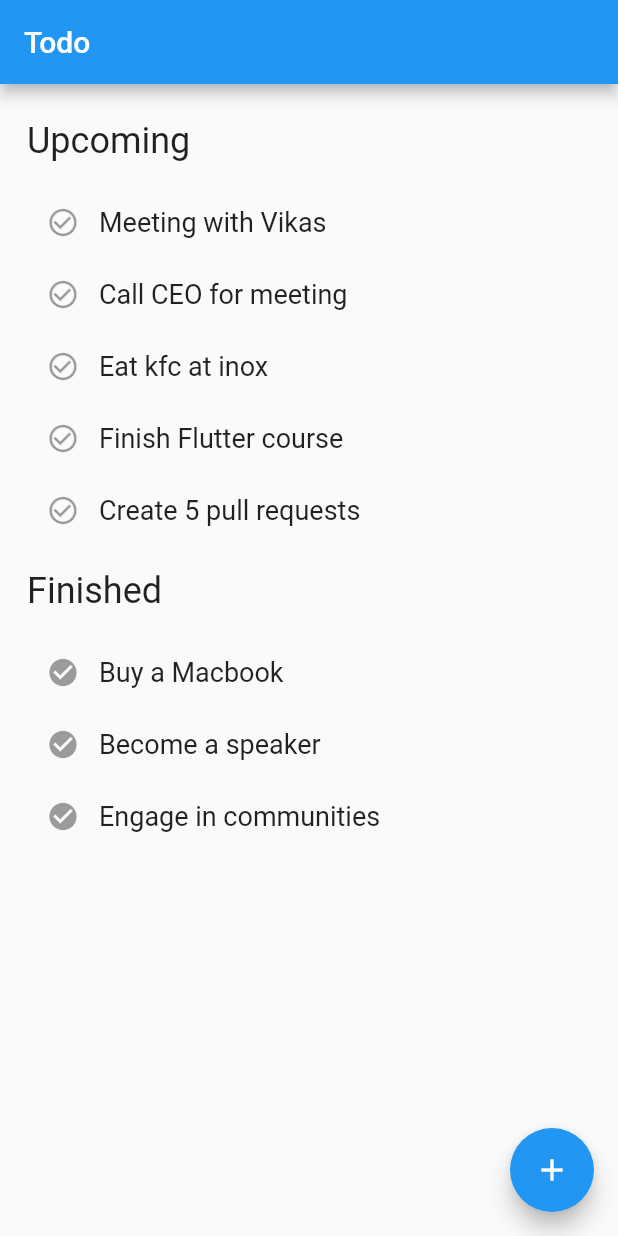
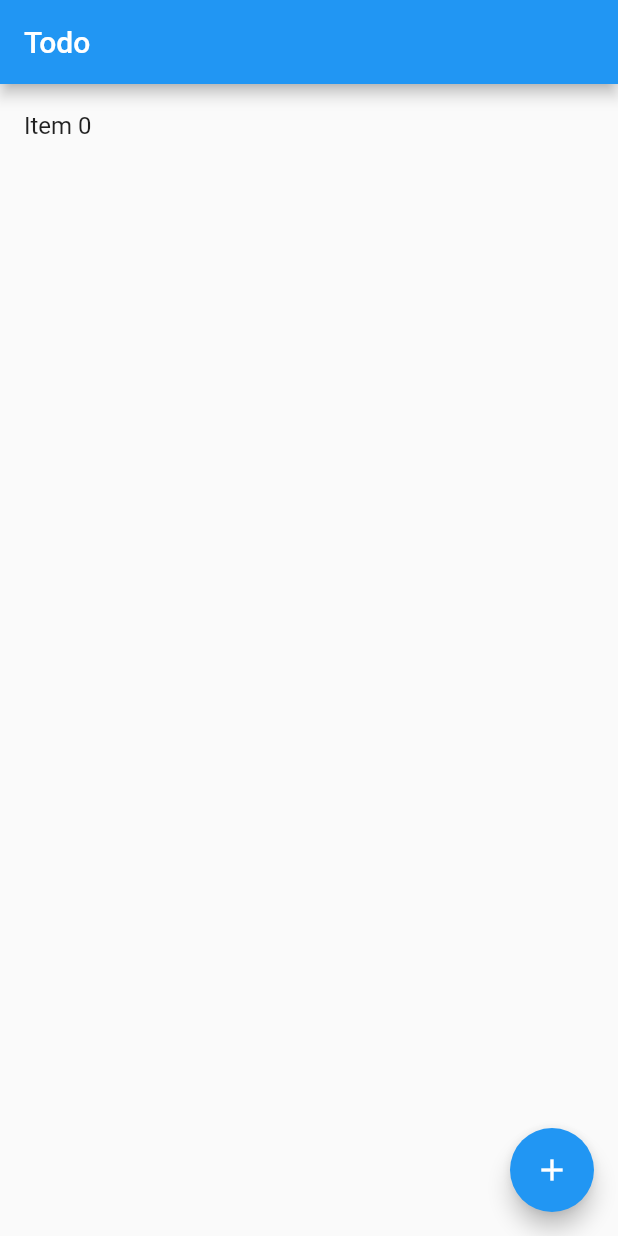
Before and after one commit to raunakhajela/flutter-todolist-app, a Flutter app: the screen it shows after launch, after a tap on the "add" icon, on a phone screen of 412 x 824 dp. Run offline on Flutter 3.47's test engine with Material 2 defaults, Android fonts, the phone set to English and light mode, and no system bars.

Commit message:
Adding items on button click

```diff
--- a/lib/main.dart
+++ b/lib/main.dart
@@ -32,122 +32,155 @@ class MyHomePage extends StatefulWidget {
 }
 
 class _MyHomePageState extends State<MyHomePage> {
-  Padding _buildTodoList() {
-    return new Padding(
-      padding:
-          EdgeInsets.only(top: 24.0, right: 18.0, bottom: 20.0, left: 18.0),
-      child: new Column(
-        crossAxisAlignment: CrossAxisAlignment.start,
-        children: <Widget>[
-          new Text(
-            "Upcoming",
-            style: new TextStyle(fontSize: 24.0),
-          ),
-          new Padding(padding: EdgeInsets.all(8.0)),
-          new Row(
-            children: <Widget>[
-              new IconButton(
-                  icon: new Icon(Icons.check_circle_outline),
-                  onPressed: null,
-                  iconSize: 22.0),
-              new Text(
-                "Meeting with Vikas",
-                style: new TextStyle(fontSize: 18.0),
-              ),
-            ],
-          ),
-          new Row(
-            children: <Widget>[
-              new IconButton(
-                  icon: new Icon(Icons.check_circle_outline),
-                  onPressed: null,
-                  iconSize: 22.0),
-              new Text(
-                "Call CEO for meeting",
-                style: new TextStyle(fontSize: 18.0),
-              ),
-            ],
-          ),
-          new Row(
-            children: <Widget>[
-              new IconButton(
-                  icon: new Icon(Icons.check_circle_outline),
-                  onPressed: null,
-                  iconSize: 22.0),
-              new Text(
-                "Eat kfc at inox",
-                style: new TextStyle(fontSize: 18.0),
-              ),
-            ],
-          ),
-          new Row(
-            children: <Widget>[
-              new IconButton(
-                  icon: new Icon(Icons.check_circle_outline),
-                  onPressed: null,
-                  iconSize: 22.0),
-              new Text(
-                "Finish Flutter course",
-                style: new TextStyle(fontSize: 18.0),
-              ),
-            ],
-          ),
-          new Row(
-            children: <Widget>[
-              new IconButton(
-                  icon: new Icon(Icons.check_circle_outline),
-                  onPressed: null,
-                  iconSize: 22.0),
-              new Text(
-                "Create 5 pull requests",
-                style: new TextStyle(fontSize: 18.0),
-              ),
-            ],
-          ),
-          new Padding(padding: EdgeInsets.all(8.0)),
-          new Text(
-            "Finished",
-            style: new TextStyle(fontSize: 24.0),
-          ),
-          new Padding(padding: EdgeInsets.all(8.0)),
-          new Row(
-            children: <Widget>[
-              new IconButton(
-                  icon: new Icon(Icons.check_circle),
-                  onPressed: null,
-                  iconSize: 22.0),
-              new Text(
-                "Buy a Macbook",
-                style: new TextStyle(fontSize: 18.0),
-              ),
-            ],
-          ),
-          new Row(
-            children: <Widget>[
-              new IconButton(
-                  icon: new Icon(Icons.check_circle),
-                  onPressed: null,
-                  iconSize: 22.0),
-              new Text(
-                "Become a speaker",
-                style: new TextStyle(fontSize: 18.0),
-              ),
-            ],
-          ),
-          new Row(
-            children: <Widget>[
-              new IconButton(
-                  icon: new Icon(Icons.check_circle),
-                  onPressed: null,
-                  iconSize: 22.0),
-              new Text(
-                "Engage in communities",
-                style: new TextStyle(fontSize: 18.0),
-              ),
-            ],
-          ),
-        ],
-      ),
+
+//  Padding _buildTodoList() {
+//    return new Padding(
+//      padding:
+//          EdgeInsets.only(top: 24.0, right: 18.0, bottom: 20.0, left: 18.0),
+//      child: new Column(
+//        crossAxisAlignment: CrossAxisAlignment.start,
+//        children: <Widget>[
+//          new Text(
+//            "Upcoming",
+//            style: new TextStyle(fontSize: 24.0),
+//          ),
+//          new Padding(padding: EdgeInsets.all(8.0)),
+//          new Row(
+//            children: <Widget>[
+//              new IconButton(
+//                  icon: new Icon(Icons.check_circle_outline),
+//                  onPressed: null,
+//                  iconSize: 22.0),
+//              new Text(
+//                "Meeting with Vikas",
+//                style: new TextStyle(fontSize: 18.0),
+//              ),
+//            ],
+//          ),
+//          new Row(
+//            children: <Widget>[
+//              new IconButton(
+//                  icon: new Icon(Icons.check_circle_outline),
+//                  onPressed: null,
+//                  iconSize: 22.0),
+//              new Text(
+//                "Call CEO for meeting",
+//                style: new TextStyle(fontSize: 18.0),
+//              ),
+//            ],
+//          ),
+//          new Row(
+//            children: <Widget>[
+//              new IconButton(
+//                  icon: new Icon(Icons.check_circle_outline),
+//                  onPressed: null,
+//                  iconSize: 22.0),
+//              new Text(
+//                "Eat kfc at inox",
+//                style: new TextStyle(fontSize: 18.0),
+//              ),
+//            ],
+//          ),
+//          new Row(
+//            children: <Widget>[
+//              new IconButton(
+//                  icon: new Icon(Icons.check_circle_outline),
+//                  onPressed: null,
+//                  iconSize: 22.0),
+//              new Text(
+//                "Finish Flutter course",
+//                style: new TextStyle(fontSize: 18.0),
+//              ),
+//            ],
+//          ),
+//          new Row(
+//            children: <Widget>[
+//              new IconButton(
+//                  icon: new Icon(Icons.check_circle_outline),
+//                  onPressed: null,
+//                  iconSize: 22.0),
+//              new Text(
+//                "Create 5 pull requests",
+//                style: new TextStyle(fontSize: 18.0),
+//              ),
+//            ],
+//          ),
+//          new Padding(padding: EdgeInsets.all(8.0)),
+//          new Text(
+//            "Finished",
+//            style: new TextStyle(fontSize: 24.0),
+//          ),
+//          new Padding(padding: EdgeInsets.all(8.0)),
+//          new Row(
+//            children: <Widget>[
+//              new IconButton(
+//                  icon: new Icon(Icons.check_circle),
+//                  onPressed: null,
+//                  iconSize: 22.0),
+//              new Text(
+//                "Buy a Macbook",
+//                style: new TextStyle(fontSize: 18.0),
+//              ),
+//            ],
+//          ),
+//          new Row(
+//            children: <Widget>[
+//              new IconButton(
+//                  icon: new Icon(Icons.check_circle),
+//                  onPressed: null,
+//                  iconSize: 22.0),
+//              new Text(
+//                "Become a speaker",
+//                style: new TextStyle(fontSize: 18.0),
+//              ),
+//            ],
+//          ),
+//          new Row(
+//            children: <Widget>[
+//              new IconButton(
+//                  icon: new Icon(Icons.check_circle),
+//                  onPressed: null,
+//                  iconSize: 22.0),
+//              new Text(
+//                "Engage in communities",
+//                style: new TextStyle(fontSize: 18.0),
+//              ),
+//            ],
+//          ),
+//        ],
+//      ),
+//    );
+//  }
+
+  List<String> _todoItems = [];
+
+  //This will be called each time + icon is pressed
+  void _addTodoItem() {
+    //this will re render the list whenever our state is changed
+    setState(() {
+      int index = _todoItems.length;
+      _todoItems.add('Item ' + index.toString());
+    });
+  }
+
+  Widget _buildTodoList() {
+    return new ListView.builder(
+        itemBuilder: (BuildContext context, int index) {
+
+          /*itemBuilder will be automatically be called as many times as it takes for the
+          list to fill up its available space, which is most likely more than the
+          number of todo items we have. So, we need to check the index is OK. */
+
+          if (index < _todoItems.length) {
+            return _buildTodoItem(_todoItems[index]);
+          }
+        }
+    );
+  }
+
+  Widget _buildTodoItem(String todoText) {
+    return new ListTile(
+        title: new Text(todoText)
     );
   }
 
@@ -159,8 +192,7 @@ class _MyHomePageState extends State<MyHomePage> {
       ),
       body: _buildTodoList(),
       floatingActionButton: new FloatingActionButton(
-//        onPressed: () => Navigator.pushNamed(context, AddTask.routeName),
-        onPressed: () => print('Task is added'),
+        onPressed: _addTodoItem,
         tooltip: 'Increment',
         child: new Icon(Icons.add),
       ), // This trailing comma makes auto-formatting nicer for build methods.
@@ -182,14 +214,6 @@ class AddTask extends StatefulWidget {
 class _AddTaskState extends State<AddTask> {
   String _value = '';
 
-//  void _onPressed(String value) {
-//    setState(() {
-//      _value = value;
-//      print(_value);
-//      //Navigator.of(context).pop();
-//    });
-//  }
-
   void _onSubmit(String value) {
     setState(() {
       _value = '${value}';
@@ -208,7 +232,6 @@ class _AddTaskState extends State<AddTask> {
         padding: new EdgeInsets.all(32.0),
         child: new Column(
           children: <Widget>[
-            //new RaisedButton(onPressed: () => _onPressed('Task is added'), child: new Text('Click me')),
             new TextField(
               decoration: new InputDecoration(
                 labelText: 'What\'s your plan today?',
```
